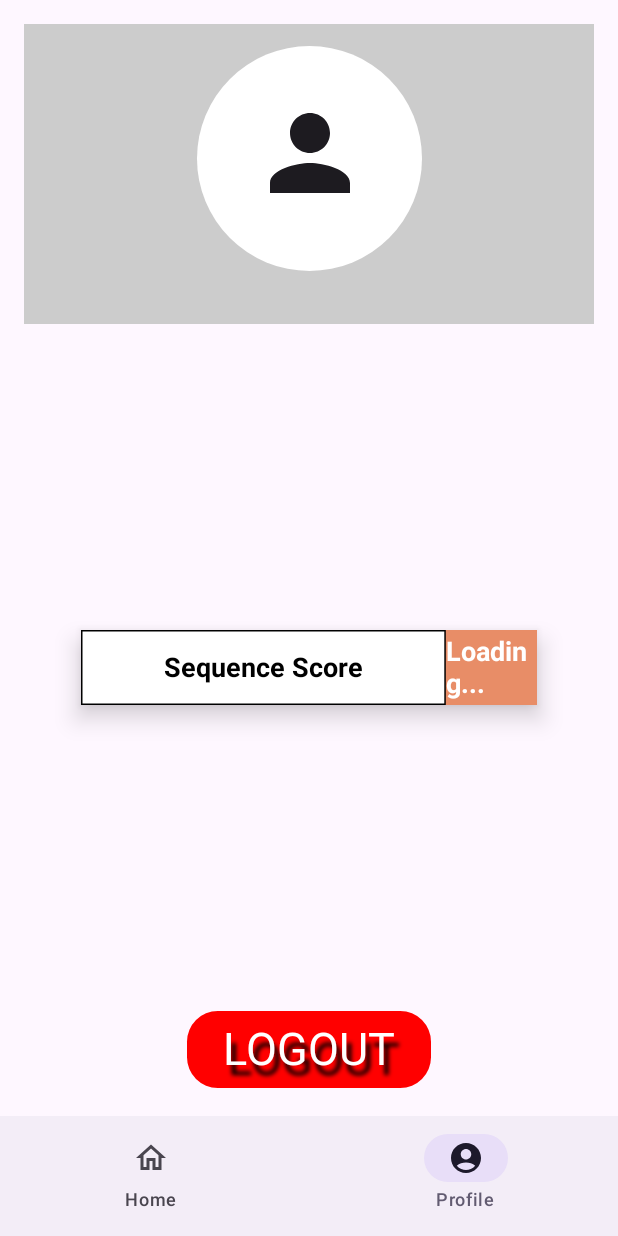
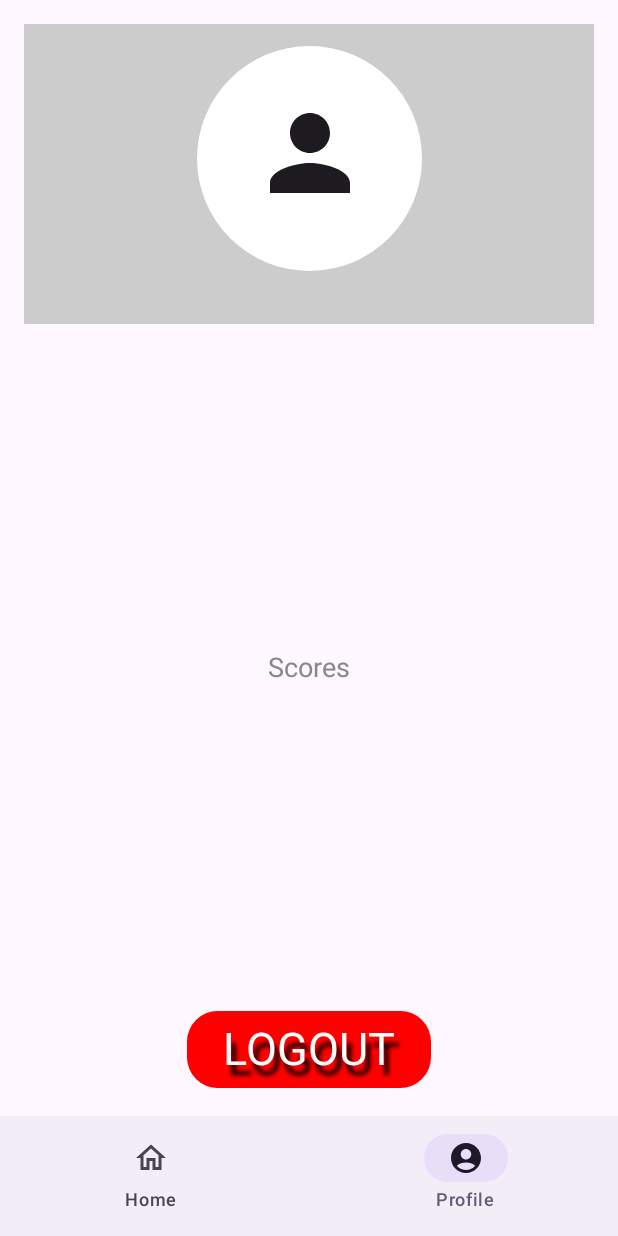
Before and after one commit to gabrielscholze-r/CodeCracker, an Android app built with Jetpack Compose: the @Preview function ProfilePreview, on a phone screen of 412 x 824 dp. Run offline under Robolectric (Android 15) with nearby library versions, the phone set to English and light mode, and no system bars; our stand-ins replace Firebase (no records; nobody signed in at launch, a user with empty details on screens opened directly).

Commit message:
New design profile page

```diff
--- a/app/src/main/java/com/scholze/codecracker/ui/components/Profile.kt
+++ b/app/src/main/java/com/scholze/codecracker/ui/components/Profile.kt
@@ -33,6 +33,7 @@ import androidx.navigation.NavController
 import androidx.navigation.compose.rememberNavController
 import com.google.firebase.auth.FirebaseAuth
 import com.google.firebase.firestore.FirebaseFirestore
+import com.google.firebase.firestore.getField
 import com.scholze.codecracker.R
 
 @SuppressLint("UnusedMaterial3ScaffoldPaddingParameter")
@@ -41,7 +42,7 @@ fun Profile(navController: NavController, selected: Int, onSelectedChange: (Int)
     val auth = remember { FirebaseAuth.getInstance() }
     val user = auth.currentUser
     val context = LocalContext.current
-    val score = remember { mutableStateOf<Int?>(null) }
+    val score = remember { mutableStateOf<Map<String, Long>?>(null) }
     val firestore = FirebaseFirestore.getInstance()
 
     LaunchedEffect(user?.email) {
@@ -51,7 +52,7 @@ fun Profile(navController: NavController, selected: Int, onSelectedChange: (Int)
                 .get()
                 .addOnSuccessListener { document ->
                     if (document != null) {
-                        score.value = document.getLong("score")?.toInt()
+                        score.value=document.get("scores") as? Map<String, Long>
                     }
                 }
                 .addOnFailureListener { exception ->
@@ -147,14 +148,21 @@ fun Profile(navController: NavController, selected: Int, onSelectedChange: (Int)
                     )
                 }
             }
+            Text(text = "Scores",
+                fontSize = 18.sp,
+                color = Color.Gray)
+            score.value?.forEach{ entry ->
                 TwoColorRectangle(
                     modifier = Modifier
                         .height(50.dp)
                         .fillMaxWidth(0.8f),
                     color1 = Color.White,
                     color2 = Color(0xFFE88D67),
-                text2 = score.value?.toString() ?: "Loading..."
+                    text1 = entry.key,
+                    text2 = entry.value.toString()
                 )
+            }
+
             Button(
                 onClick = {
                     auth.signOut()
@@ -187,6 +195,7 @@ fun TwoColorRectangle(
     modifier: Modifier = Modifier,
     color1: Color,
     color2: Color,
+    text1: String,
     text2: String
 ) {
     Box(
@@ -235,7 +244,7 @@ fun TwoColorRectangle(
                     contentAlignment = Alignment.Center
                 ) {
                     Text(
-                        text = "Sequence Score",
+                        text = text1,
                         color = Color.Black,
                         fontSize = 18.sp,
                         fontWeight = FontWeight.Bold
```
Lines whose indentation alone changed are shown as unchanged.
